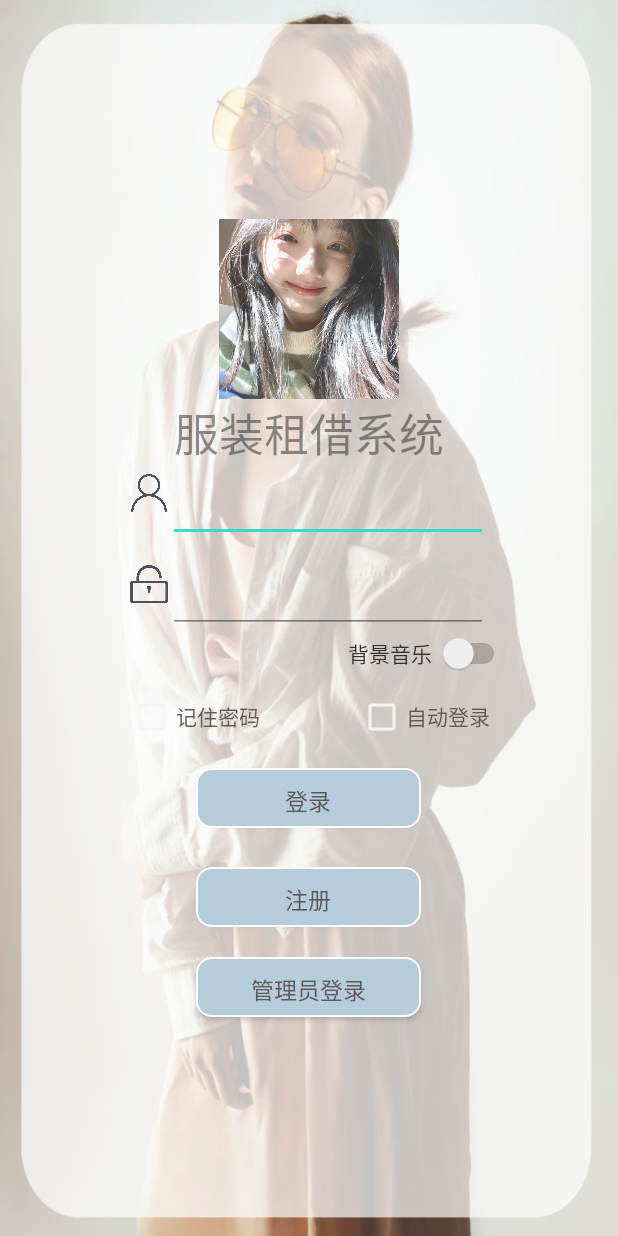
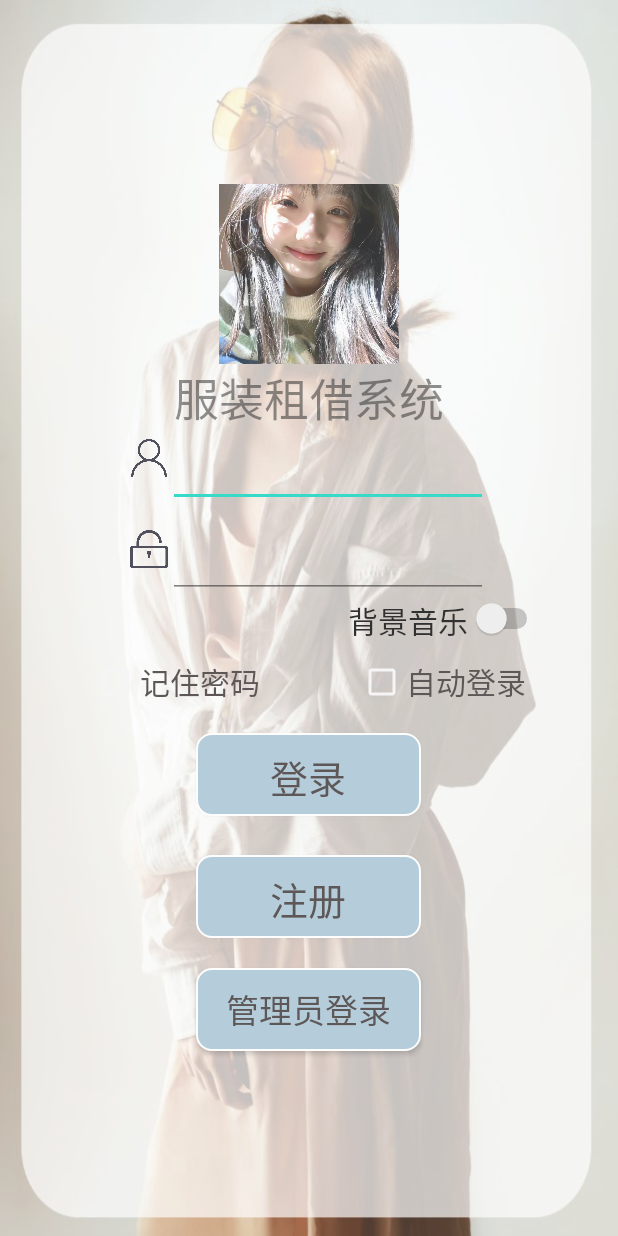
Before and after one commit to AJiang0826/ClothingRentalSystem, an Android app: the screen it shows after launch (MainActivity), on a phone screen of 412 x 824 dp. Run offline under Robolectric (Android 15) with nearby library versions, the phone set to English and light mode, and no system bars.

```diff
--- a/app/src/main/res/layout/activity_main.xml
+++ b/app/src/main/res/layout/activity_main.xml
@@ -28,7 +28,7 @@
             android:layout_weight="1"
             android:gravity="center_horizontal"
             android:text="服装租借系统"
-            android:textSize="30sp" />
+            android:textSize="30dp" />
     </LinearLayout>
 
     <LinearLayout
@@ -87,10 +87,11 @@
 
         <Switch
             android:id="@+id/musicswitch"
-            android:layout_width="108dp"
+            android:layout_width="130dp"
             android:layout_height="match_parent"
             android:theme="@style/MyCheckBox"
             android:text="背景音乐"
+            android:textSize="20dp"
             app:layout_constraintEnd_toEndOf="parent"
             app:layout_constraintVertical_bias="0.517" />
     </LinearLayout>
@@ -108,6 +109,7 @@
             android:layout_height="wrap_content"
             android:theme="@style/MyCheckBox"
             android:text="记住密码"
+            android:textSize="20dp"
             android:textColor="#37302F" />
 
         <CheckBox
@@ -117,43 +119,42 @@
             android:layout_marginLeft="65dp"
             android:theme="@style/MyCheckBox"
             android:text="自动登录"
+            android:textSize="20dp"
             android:textColor="#37302F" />
     </LinearLayout>
-
-
 
 
     <Button
         android:id="@+id/login"
         android:layout_width="150dp"
-        android:layout_height="40dp"
+        android:layout_height="55dp"
         android:layout_marginTop="19dp"
+        android:background="@drawable/register_button_sharp"
         android:text="登录"
-        android:background="@drawable/register_button_sharp"
         android:textColor="#37302F"
-        android:textSize="15sp" />
+        android:textSize="25dp" />
 
 
 
     <Button
         android:id="@+id/register"
         android:layout_width="150dp"
-        android:layout_height="40dp"
+        android:layout_height="55dp"
         android:text="注册"
         android:background="@drawable/register_button_sharp"
         android:textColor="#37302F"
-        android:textSize="15sp"
+        android:textSize="25dp"
         android:layout_marginTop="26dp" />
 
     <Button
         android:id="@+id/admin"
         android:layout_width="150dp"
-        android:layout_height="40dp"
+        android:layout_height="55dp"
         android:gravity="center"
         android:text="管理员登录"
         android:background="@drawable/register_button_sharp"
         android:textColor="#37302F"
-        android:textSize="15sp"
+        android:textSize="22dp"
         android:layout_marginTop="20dp"/>
 
 
--- a/app/src/main/res/menu/nav_meun.xml
+++ b/app/src/main/res/menu/nav_meun.xml
@@ -1,7 +1,8 @@
 <?xml version="1.0" encoding="utf-8"?>
 <menu xmlns:android="http://schemas.android.com/apk/res/android">
     <group android:checkableBehavior="single"
-           android:width="120dp" android:height="32dp">
+           android:width="80dp" android:height="32dp"
+        android:background="@drawable/bg">
 
         <item
             android:id="@+id/updateInfo"
@@ -16,6 +17,7 @@
         <item
             android:id="@+id/jieyue"
             android:icon="@mipmap/jieyue"
+
             android:title="服装租借信息" />
         <item
             android:id="@+id/exit"
```
Also changed, not shown: app/src/main/res/layout/activity_collect.xml (+9 -8 lines), app/src/main/res/layout/nav_head.xml (+6 -5 lines), app/src/main/res/mipmap-xxhdpi/head1.jpg (added).
